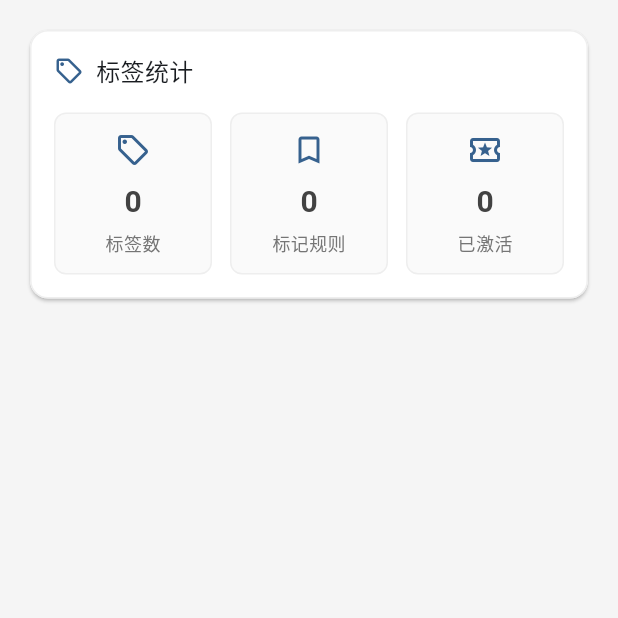
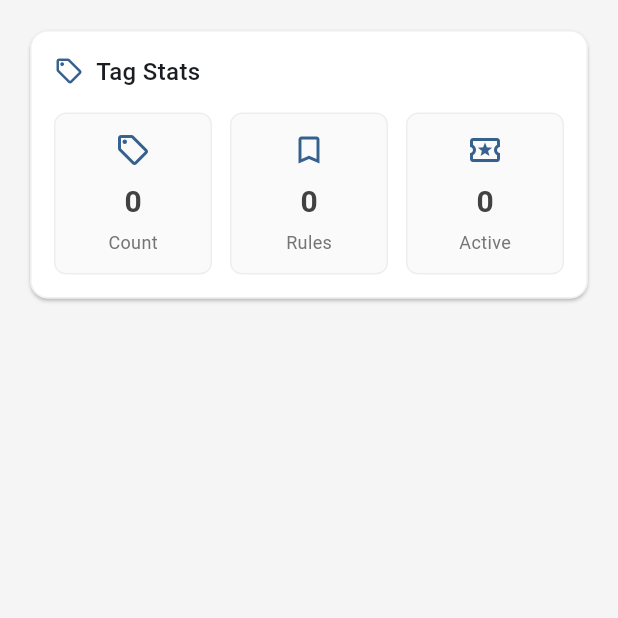
Before and after one commit to Zsbyqx20/AWAttackerApplier, a Flutter app: the TagListPage screen opened directly, on a phone screen of 412 x 824 dp, the top half of it. Run offline on Flutter 3.47's test engine with Material 3 defaults, Android fonts, the light colour scheme and no system bars; our stand-ins replace shared_preferences; missing offline and left inert: flutter_background_service; accounts and stored records are empty; generated files the repository leaves out were written again.

Commit message:
feat: enhance localization for rule and tag statistics
- Added new localized strings for rule and tag statistics in English and Chinese, improving user feedback and accessibility.
- Updated RuleStatsCard and TagStatsCard to utilize localized strings for displaying statistics, ensuring a consistent user experience across different languages.
- Enhanced clarity and usability in the UI by integrating localized labels for various statistics related to rules and tags.

```diff
--- a/lib/l10n/app_en.arb
+++ b/lib/l10n/app_en.arb
@@ -375,5 +375,37 @@
     "grantPermission": "Grant Permission",
     "@grantPermission": {
         "description": "Button text for granting permission"
+    },
+    "ruleStats": "Rule Stats",
+    "@ruleStats": {
+        "description": "Title for rule stats card"
+    },
+    "ruleStatsTotal": "Total",
+    "@ruleStatsTotal": {
+        "description": "Label for total rules count"
+    },
+    "ruleStatsEnabled": "Enabled",
+    "@ruleStatsEnabled": {
+        "description": "Label for enabled rules count"
+    },
+    "ruleStatsOverlays": "Overlays",
+    "@ruleStatsOverlays": {
+        "description": "Label for overlays count"
+    },
+    "tagStats": "Tag Stats",
+    "@tagStats": {
+        "description": "Title for tag stats card"
+    },
+    "tagStatsCount": "Count",
+    "@tagStatsCount": {
+        "description": "Label for tags count"
+    },
+    "tagStatsActive": "Active",
+    "@tagStatsActive": {
+        "description": "Label for active tags count"
+    },
+    "tagStatsRules": "Rules",
+    "@tagStatsRules": {
+        "description": "Label for rules count"
     }
 }
--- a/lib/l10n/app_zh.arb
+++ b/lib/l10n/app_zh.arb
@@ -369,5 +369,37 @@
     "grantPermission": "授权",
     "@grantPermission": {
         "description": "Button text for granting permission"
+    },
+    "ruleStats": "规则统计",
+    "@ruleStats": {
+        "description": "Title for rule stats card"
+    },
+    "ruleStatsTotal": "规则总数",
+    "@ruleStatsTotal": {
+        "description": "Label for total rules count"
+    },
+    "ruleStatsEnabled": "已启用",
+    "@ruleStatsEnabled": {
+        "description": "Label for enabled rules count"
+    },
+    "ruleStatsOverlays": "悬浮窗",
+    "@ruleStatsOverlays": {
+        "description": "Label for overlays count"
+    },
+    "tagStats": "标签统计",
+    "@tagStats": {
+        "description": "Title for tag stats card"
+    },
+    "tagStatsCount": "标签数",
+    "@tagStatsCount": {
+        "description": "Label for tags count"
+    },
+    "tagStatsActive": "已激活",
+    "@tagStatsActive": {
+        "description": "Label for active tags count"
+    },
+    "tagStatsRules": "标记规则",
+    "@tagStatsRules": {
+        "description": "Label for rules count"
     }
 }
--- a/lib/widgets/tag_stats_card.dart
+++ b/lib/widgets/tag_stats_card.dart
@@ -1,5 +1,5 @@
 import 'package:flutter/material.dart';
-
+import 'package:flutter_gen/gen_l10n/app_localizations.dart';
 import 'package:provider/provider.dart';
 
 import '../models/rule.dart';
@@ -23,6 +23,7 @@ class TagStatsCard extends StatelessWidget {
 
   @override
   Widget build(BuildContext context) {
+    final l10n = AppLocalizations.of(context)!;
     final provider = context.watch<RuleProvider>();
     final theme = Theme.of(context);
 
@@ -46,9 +47,9 @@ class TagStatsCard extends StatelessWidget {
                   color: theme.colorScheme.primary,
                 ),
                 const SizedBox(width: 8),
-                const Text(
-                  '标签统计',
-                  style: TextStyle(
+                Text(
+                  l10n.tagStats,
+                  style: const TextStyle(
                     fontSize: 16,
                     fontWeight: FontWeight.w500,
                   ),
@@ -62,7 +63,7 @@ class TagStatsCard extends StatelessWidget {
                   child: _StatCard(
                     icon: Icons.local_offer_outlined,
                     value: '${_getAllTags().length}',
-                    label: '标签数',
+                    label: l10n.tagStatsCount,
                     valueColor: Colors.grey[800],
                   ),
                 ),
@@ -71,7 +72,7 @@ class TagStatsCard extends StatelessWidget {
                   child: _StatCard(
                     icon: Icons.bookmark_outline,
                     value: '${rules.where((r) => r.tags.isNotEmpty).length}',
-                    label: '标记规则',
+                    label: l10n.tagStatsRules,
                     valueColor: Colors.grey[800],
                   ),
                 ),
@@ -80,7 +81,7 @@ class TagStatsCard extends StatelessWidget {
                   child: _StatCard(
                     icon: Icons.local_activity_outlined,
                     value: '${provider.activeTags.length}',
-                    label: '已激活',
+                    label: l10n.tagStatsActive,
                     valueColor: provider.activeTags.isNotEmpty
                         ? theme.colorScheme.primary
                         : Colors.grey[800],
```
Also changed, not shown: lib/widgets/rule_stats_card.dart (+8 -7 lines).
